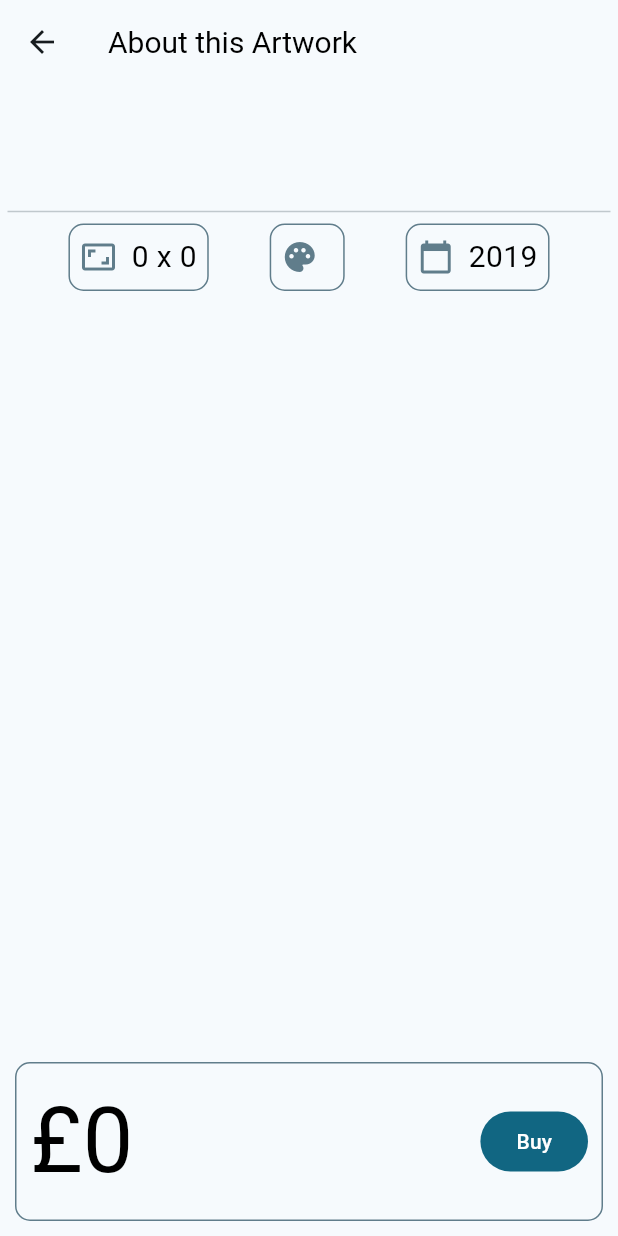
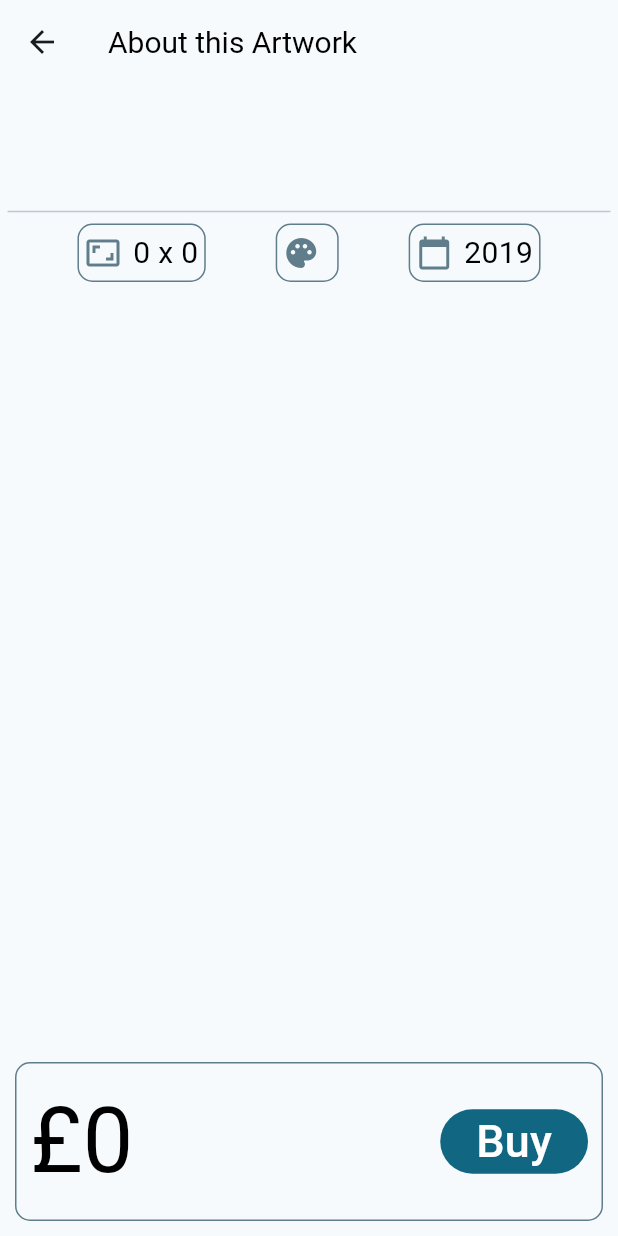
Before and after one commit to fred1778/Easel, a Flutter app: the ArtWorkDetail screen opened directly with empty values, after a tap on "Buy", on a phone screen of 412 x 824 dp. Run offline on Flutter 3.47's test engine with Material 3 defaults, Android fonts, the phone set to English and light mode, and no system bars; our stand-ins replace cached_network_image, cloud_firestore, firebase_auth, firebase_core, firebase_storage, google_fonts and 3 more; accounts and stored records are empty; network calls fail; Roboto replaces fonts that are missing (Playfair).

Commit message:
minor changes to artdetail page

```diff
--- a/Client/lib/artworkdetail.dart
+++ b/Client/lib/artworkdetail.dart
@@ -5,6 +5,7 @@ import 'package:google_fonts/google_fonts.dart';
 import 'homefeed.dart';
 import 'feedmanager.dart';
 import 'package:cached_network_image/cached_network_image.dart';
+import 'package:google_maps_flutter/google_maps_flutter.dart';
 
 class ArtWorkDetail extends StatelessWidget {
   final ArtPiece toDisplay;
@@ -58,30 +59,29 @@ class ArtWorkFrameState extends State<ArtWorkFrame> {
     return GestureDetector(
       onTap: toggleDisplay,
       child: Container(
-        child: PinchZoom(
-          maxScale: 2.5,
-          onZoomStart: () {
-            print('Start zooming');
-          },
-          onZoomEnd: () {
-            print('Stop zooming');
-          },
+        color: Colors.black,
         child: Stack(
+          alignment: Alignment.topCenter,
           children: [
             if (imgFound)
+              Row(
+                mainAxisAlignment: MainAxisAlignment.center,
+                children: [
                   CachedNetworkImage(
                     imageUrl: imgUrl,
-                  height: 400,
+
+                    fit: BoxFit.fitHeight,
+                    height: 280,
                     placeholder: (context, url) => CircularProgressIndicator(),
                     errorWidget: (context, url, error) => Icon(Icons.error),
                   ),
+                ],
+              ),
             if (textOverlay)
               ColoredBox(
-                  color: Color(0xA9000000),
-
+                color: Color.fromARGB(187, 0, 0, 0),
                 child: Container(
                   padding: EdgeInsets.all(6),
-
                   child: Column(
                     mainAxisAlignment: MainAxisAlignment.spaceAround,
                     children: [
@@ -110,7 +110,6 @@ class ArtWorkFrameState extends State<ArtWorkFrame> {
                 ),
               ),
           ],
-          ),
         ),
       ),
     );
@@ -201,11 +200,11 @@ class ArtInfoBox extends StatelessWidget {
         borderRadius: BorderRadius.circular(10),
       ),
       child: Container(
-        padding: EdgeInsets.all(8),
+        padding: EdgeInsets.all(5),
         child: Row(
           children: [
             Icon(iconName, color: Colors.blueGrey),
-            SizedBox(width: 10),
+            SizedBox(width: 8),
             Text(
               text,
               style: GoogleFonts.playfair(color: Colors.black, fontSize: 20),
@@ -264,7 +263,7 @@ class MarketPanel extends StatelessWidget {
                 onPressed: () {
                   print("purchaed art");
                 },
-                child: Text("Buy"),
+                child: Text("Buy", style: GoogleFonts.playfair(fontSize: 30)),
               ),
             ],
           ),
--- a/Client/lib/auth.dart
+++ b/Client/lib/auth.dart
@@ -12,9 +12,10 @@ class UserProfile {
   String name;
   String id;
   bool artist;
-  Set<String>? works;
+  // Set<String>? works;
+  List<String> saved;
 
-  UserProfile(this.name, this.id, this.artist);
+  UserProfile(this.name, this.id, this.artist, this.saved);
 }
 
 class BootManager {
@@ -118,6 +119,7 @@ class BootManager {
           data["name"],
           BootManager.userid,
           false,
+          List.from(data['saved']),
         );
       }, onError: (e) => print("Error getting document: $e"));
     }
@@ -128,6 +130,7 @@ class BootManager {
     final newUser = <String, dynamic>{
       "name": BootManager.newUser.name,
       "last": "notprovided",
+      "saved": null,
     };
     db.collection("users").doc(useruid).set(newUser);
   }
--- a/Client/lib/feedmanager.dart
+++ b/Client/lib/feedmanager.dart
@@ -20,6 +20,16 @@ class FeedManager {
   static List<ArtPiece> artFeed = [];
   static var fetchCount = 0;
 
+  static void registerArtworkSave(String artID) {
+    db
+        .collection("users")
+        .doc(BootManager.userid)
+        .update({
+          "saved": FieldValue.arrayUnion([artID]),
+        })
+        .then((value) => print("updated saved list"));
+  }
+
   static Future<void> getURLForPath(
     String path,
     Function(String) onFind,
@@ -39,7 +49,12 @@ class FeedManager {
     final useerRef = db.collection("users").doc(user_id);
     useerRef.get().then((DocumentSnapshot doc) {
       final data = doc.data() as Map<String, dynamic>;
-      UserProfile up = UserProfile(data["name"], user_id, true);
+      UserProfile up = UserProfile(
+        data["name"],
+        user_id,
+        true,
+        List.from(data["saved"]),
+      );
       fufill(up);
     });
   }
--- a/Client/lib/homefeed.dart
+++ b/Client/lib/homefeed.dart
@@ -27,49 +27,6 @@ class ArtPiece {
     this.blurb,
   );
 }
-
-var artworks = {
-  ArtPiece(
-    'Johannes Vermeer',
-    'images/gwpe.jpg',
-    'The Girl with a Pearl Earring',
-    100,
-    20,
-    'Oil on Canvas',
-    500,
-    'ss',
-  ),
-  ArtPiece(
-    'Mark Rothko',
-    'images/rothko.jpg',
-    'No.61 (Rust and Blue)',
-    50,
-    50,
-    'Oil on canvas',
-    4550,
-    'dd',
-  ),
-  ArtPiece(
-    'John Singer Sargent',
-    'images/carlillilrose.jpg',
-    'Carnation Lily Lily Rose',
-    50,
-    50,
-    'Oil on canvas',
-    150000,
-    'ww',
-  ),
-  ArtPiece(
-    'Alfred Sisley',
-    'images/appleflower.jpg',
-    'Apples etc',
-    50,
-    50,
-    'Oil on canvas',
-    680000,
-    'ww',
-  ),
-};
 
 class Homefeed extends StatefulWidget {
   bool hasLaunched = false;
@@ -169,6 +126,13 @@ class CardTestState extends State<CardTest> with AutomaticKeepAliveClientMixin {
                 ),
               ),
               Spacer(),
+              IconButton(
+                onPressed: () {
+                  print("pressed");
+                  FeedManager.registerArtworkSave(widget.toDisplay.imgPath);
+                },
+                icon: Icon(Icons.bookmark),
+              ),
             ],
           ),
           Row(
@@ -183,16 +147,15 @@ class CardTestState extends State<CardTest> with AutomaticKeepAliveClientMixin {
             ],
           ),
           SizedBox(height: 10),
-          // Image(image: AssetImage(widget.toDisplay.imgPath)),
           if (imgFound)
             CachedNetworkImage(
+              fadeInDuration: Duration(seconds: 2),
+
               imageUrl: imgURL,
               placeholder: (context, url) => CircularProgressIndicator(),
               errorWidget: (context, url, error) => Icon(Icons.error),
             ),
-
           SizedBox(height: 10),
-          CardPanel(),
         ],
       ),
     );
@@ -216,11 +179,6 @@ class CardPanel extends StatelessWidget {
           size: 36,
         ),
         Spacer(),
-        Icon(
-          Icons.add_shopping_cart_sharp,
-          color: const Color.fromARGB(183, 14, 93, 109),
-          size: 36,
-        ),
       ],
     );
   }
--- a/Client/pubspec.yaml
+++ b/Client/pubspec.yaml
@@ -17,6 +17,7 @@ dependencies:
   image_picker: ^1.1.2
   firebase_storage: ^12.4.7
   cached_network_image: ^3.4.1
+  google_maps_flutter: ^2.12.3
 
 dev_dependencies:
   flutter_test:
```
Also changed, not shown: Client/lib/userhome.dart (+24 -2 lines), Client/pubspec.lock, 7 other files. Lines whose indentation alone changed are shown as unchanged.
